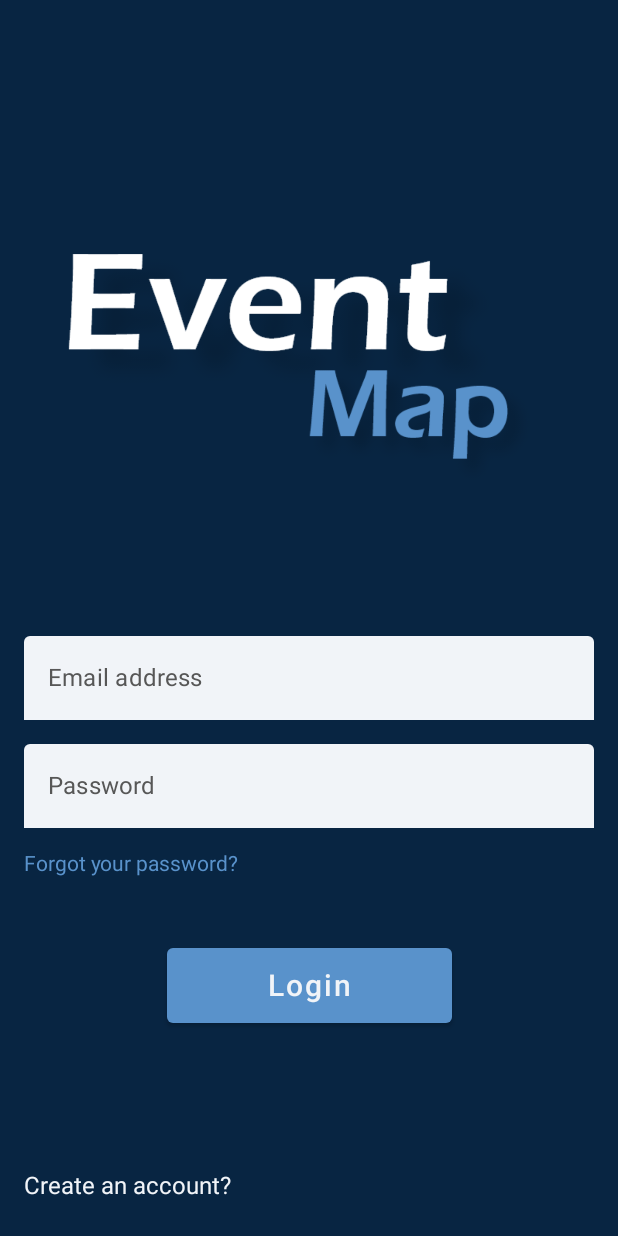
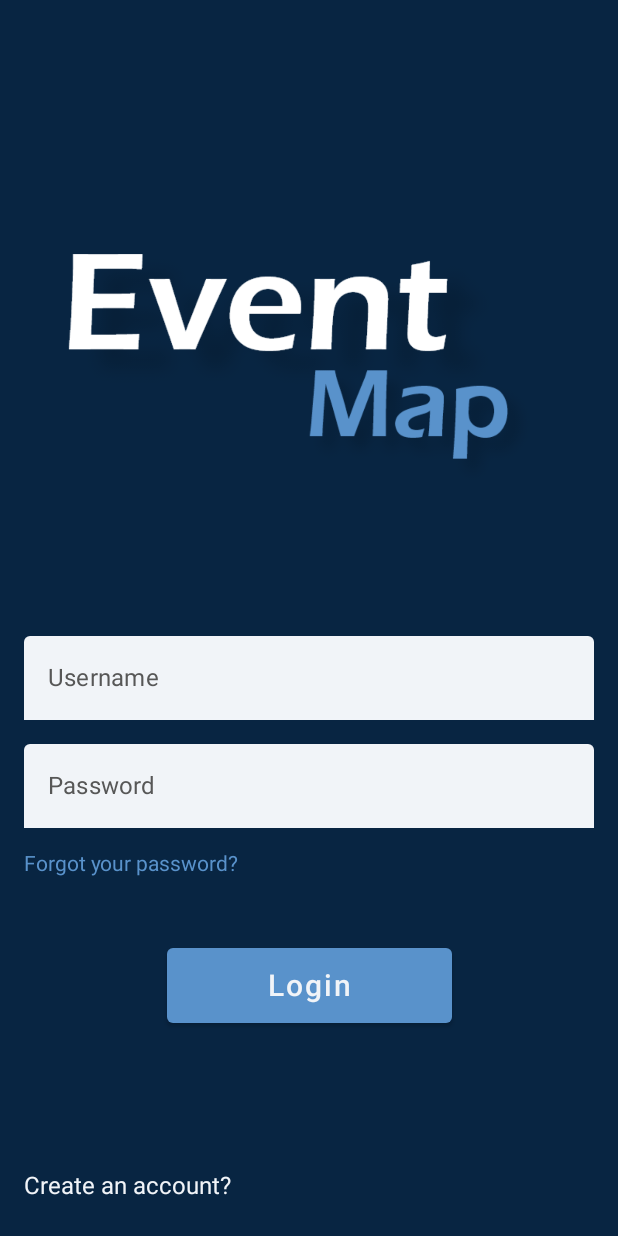
Before and after one commit to umilic16/MOSIS-projekat, an Android app built with Jetpack Compose: the screen it shows after launch (MainActivity), on a phone screen of 412 x 824 dp. Run offline under Robolectric (Android 15) with nearby library versions, the phone set to English and light mode, and no system bars.

Commit message:
Login + register v0.3

```diff
--- a/app/src/main/java/com/example/eventmap/presentation/login/Login.kt
+++ b/app/src/main/java/com/example/eventmap/presentation/login/Login.kt
@@ -67,7 +67,7 @@ fun Login(navController: NavController) {
                 CustomTextField(
                     text = userName.value,
                     onValueChange = { userName.value = it },
-                    hint = "Email address",
+                    hint = "Username",
                 )
                 Spacer(modifier = Modifier.padding(PaddingSmall))
                 //password
--- a/app/src/main/java/com/example/eventmap/presentation/register/Register.kt
+++ b/app/src/main/java/com/example/eventmap/presentation/register/Register.kt
@@ -57,6 +57,7 @@ fun Register(navController: NavController) {
                     text = email.value,
                     onValueChange = { email.value = it },
                     hint = "Email address",
+                    keyboardType = KeyboardType.Email
                 )
                 Spacer(modifier = Modifier.padding(PaddingSmall))
                 //username
```
